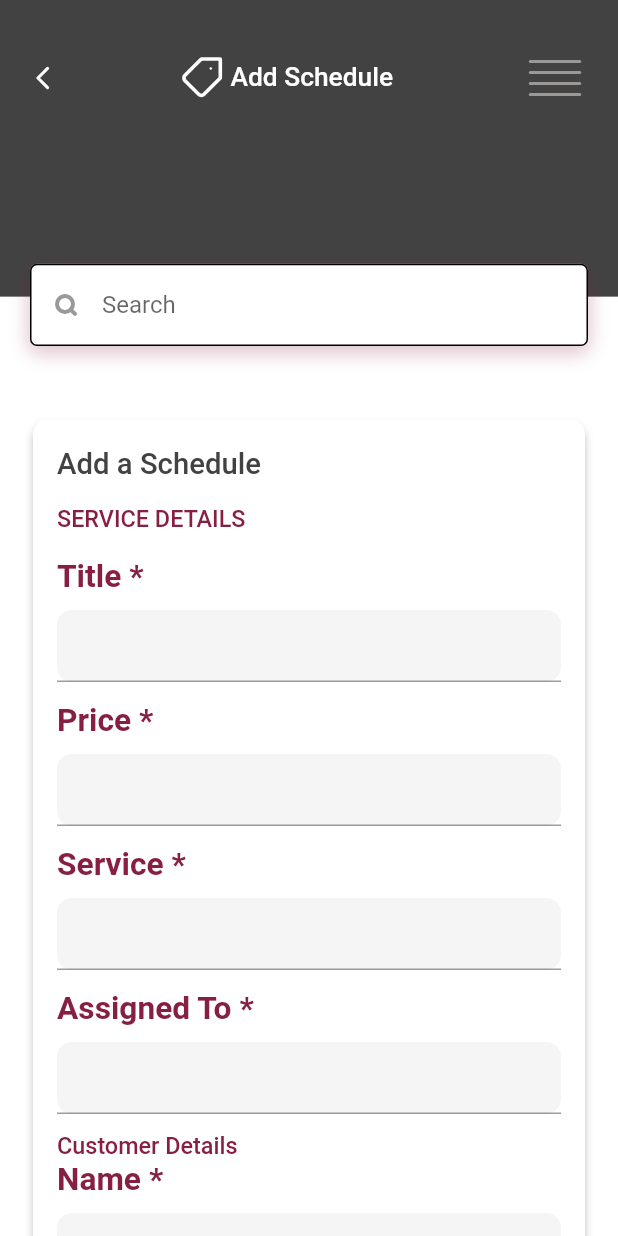
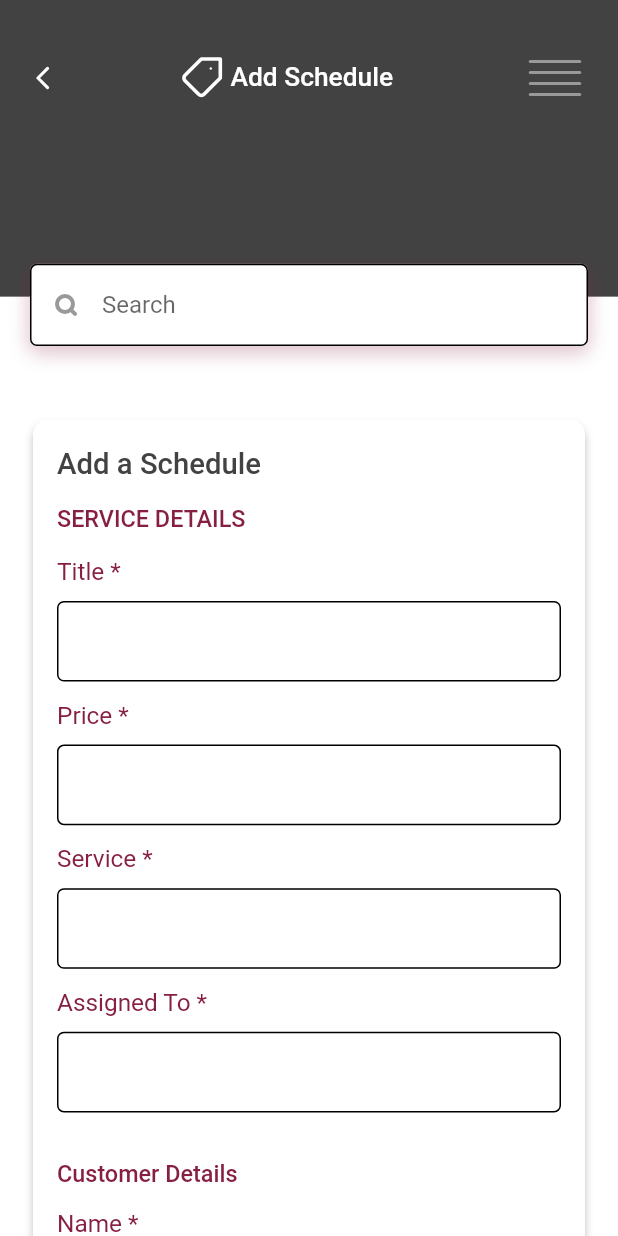
Before and after one commit to henryadebayo/credo_appointment_app, a Flutter app: the screen it shows after launch, on a phone screen of 412 x 824 dp. Run offline on Flutter 3.47's test engine with Material 2 defaults, Android fonts, the phone set to English and light mode, and no system bars; our stand-ins replace flutter_screenutil, flutter_svg, get_it, google_fonts.

Commit message:
full codebase refactory ♻✅️

```diff
--- a/lib/UI/schedule_page/create_schedule.dart
+++ b/lib/UI/schedule_page/create_schedule.dart
@@ -1,11 +1,9 @@
+import 'package:credo_appointment_app/UI/schedule_page/widets/form_widget.dart';
 import 'package:credo_appointment_app/utils/extentions/extention.dart';
 import 'package:flutter/material.dart';
-import 'package:flutter_svg/flutter_svg.dart';
 
-import '../../utils/const/app_button.dart';
 import '../../utils/const/app_colors.dart';
 import '../../utils/const/app_sizedBox.dart';
-import '../../utils/dimensions/dimension.dart';
 import '../schedule_page/widets/topCard_widget.dart';
 
 class CreateScheduleScreen extends StatefulWidget {
@@ -30,7 +28,7 @@ class _CreateScheduleScreenState extends State<CreateScheduleScreen> {
               scaler: scaler,
               titleText: "Add Schedule",
             ),
-            VeloxSizedBox(
+            const VeloxSizedBox(
               height: 4,
             ),
             FormBodyWidget(scaler: scaler)
@@ -40,168 +38,3 @@ class _CreateScheduleScreenState extends State<CreateScheduleScreen> {
     );
   }
 }
-
-class FormBodyWidget extends StatelessWidget {
-  const FormBodyWidget({
-    Key? key,
-    required this.scaler,
-  }) : super(key: key);
-
-  final VeloxScaleUtil scaler;
-
-  @override
-  Widget build(BuildContext context) {
-    return Padding(
-      padding: EdgeInsets.fromLTRB(22, 16, 22, 16),
-      child: Container(
-        height: scaler.sizer.setHeight(90),
-        decoration: BoxDecoration(
-            borderRadius: BorderRadius.circular(10),
-            color: VeloxColors.white,
-            boxShadow: [VeloxColors.smallShadow]),
-        child: Padding(
-          padding: EdgeInsets.fromLTRB(16, 18, 16, 14),
-          child: Column(
-            crossAxisAlignment: CrossAxisAlignment.start,
-            children: [
-              Text(
-                'Add a Schedule',
-                style: TextStyle(
-                    color: VeloxColors.restaurantTopColor,
-                    fontWeight: FontWeight.w500,
-                    fontSize: scaler.fontSizer.sp(60)),
-              ),
-              VeloxSizedBox(height: 2),
-              Text(
-                'SERVICE DETAILS',
-                style: TextStyle(
-                    color: VeloxColors.restaurantTopButton,
-                    fontWeight: FontWeight.w500,
-                    fontSize: scaler.fontSizer.sp(48)),
-              ),
-              VeloxSizedBox(height: 2),
-              CustomTextField(
-                  scaler: scaler,
-                  hint: '',
-                  fieldLabel: 'Title *',
-                  hasPrefixIcon: false),
-              CustomTextField(
-                  scaler: scaler,
-                  hint: '',
-                  fieldLabel: 'Price *',
-                  hasPrefixIcon: false),
-              CustomTextField(
-                  scaler: scaler,
-                  hint: '',
-                  fieldLabel: 'Service *',
-                  hasPrefixIcon: false),
-              CustomTextField(
-                  scaler: scaler,
-                  hint: '',
-                  fieldLabel: 'Assigned To *',
-                  hasPrefixIcon: false),
-              Text(
-                'Customer Details',
-                style: TextStyle(
-                    color: VeloxColors.restaurantTopButton,
-                    fontWeight: FontWeight.w500,
-                    fontSize: scaler.fontSizer.sp(48)),
-              ),
-              CustomTextField(
-                  scaler: scaler,
-                  hint: '',
-                  fieldLabel: 'Name *',
-                  hasPrefixIcon: false),
-              CustomTextField(
-                  scaler: scaler,
-                  hint: '',
-                  fieldLabel: 'Phone *',
-                  hasPrefixIcon: false),
-              CustomTextField(
-                  scaler: scaler,
-                  hint: '',
-                  fieldLabel: 'Email *',
-                  hasPrefixIcon: false),
-              CustomTextField(
-                  scaler: scaler,
-                  hint: '',
-                  fieldLabel: 'Title *',
-                  hasPrefixIcon: false),
-              VeloxSizedBox(
-                height: 3.5,
-              ),
-              Row(
-                mainAxisAlignment: MainAxisAlignment.spaceBetween,
-                children: [
-                  Expanded(
-                      child: VeloxButton(
-                          color: VeloxColors.white,
-                          textColor: VeloxColors.restaurantTopButton,
-                          text: 'Cancel',
-                          onPressed: () {})),
-                  Expanded(child: VeloxButton(text: 'Done', onPressed: () {})),
-                ],
-              )
-            ],
-          ),
-        ),
-      ),
-    );
-  }
-}
-
-class CustomTextField extends StatelessWidget {
-  const CustomTextField(
-      {Key? key,
-      required this.scaler,
-      required this.hint,
-      required this.fieldLabel,
-      this.prefixIconString,
-      required this.hasPrefixIcon,
-      this.inputType = TextInputType.number})
-      : super(key: key);
-
-  final VeloxScaleUtil scaler;
-  final String hint;
-  final String fieldLabel;
-  final String? prefixIconString;
-  final bool hasPrefixIcon;
-  final TextInputType inputType;
-
-  @override
-  Widget build(BuildContext context) {
-    return Column(
-      crossAxisAlignment: CrossAxisAlignment.start,
-      children: [
-        Text(
-          fieldLabel,
-          style: TextStyle(
-              color: VeloxColors.restaurantTopButton,
-              fontWeight: FontWeight.w600,
-              fontSize: scaler.fontSizer.sp(65)),
-        ),
-        Container(
-          margin: EdgeInsets.only(top: 10, bottom: 13),
-          decoration: BoxDecoration(
-              borderRadius: BorderRadius.circular(10),
-              color: VeloxColors.dropDownColor),
-          child: TextField(
-            keyboardType: inputType,
-            decoration: InputDecoration(
-                prefixIcon: hasPrefixIcon
-                    ? SvgPicture.asset(
-                        prefixIconString ?? '',
-                        fit: BoxFit.scaleDown,
-                      )
-                    : null,
-                hintText: hint,
-                hintStyle: TextStyle(color: Color.fromRGBO(149, 147, 147, 1)),
-                focusedBorder: OutlineInputBorder(
-                  borderSide: BorderSide(color: VeloxColors.restaurantTopColor),
-                )),
-          ),
-        ),
-      ],
-    );
-  }
-}
--- /dev/null
+++ b/lib/UI/schedule_page/widets/form_widget.dart
@@ -0,0 +1,222 @@
+import 'package:flutter/cupertino.dart';
+import 'package:flutter/material.dart';
+import 'package:flutter_screenutil/flutter_screenutil.dart';
+import 'package:flutter_svg/svg.dart';
+
+import '../../../utils/const/app_button.dart';
+import '../../../utils/const/app_colors.dart';
+import '../../../utils/const/app_sizedBox.dart';
+import '../../../utils/dimensions/dimension.dart';
+
+class FormBodyWidget extends StatelessWidget {
+  const FormBodyWidget({
+    Key? key,
+    required this.scaler,
+  }) : super(key: key);
+
+  final VeloxScaleUtil scaler;
+
+  @override
+  Widget build(BuildContext context) {
+    return Padding(
+      padding: const EdgeInsets.fromLTRB(22, 16, 22, 16),
+      child: Container(
+        height: scaler.sizer.setHeight(150),
+        decoration: BoxDecoration(
+            borderRadius: BorderRadius.circular(10),
+            color: VeloxColors.white,
+            boxShadow: [VeloxColors.smallShadow]),
+        child: Padding(
+          padding: const EdgeInsets.fromLTRB(16, 18, 16, 14),
+          child: Column(
+            crossAxisAlignment: CrossAxisAlignment.start,
+            children: [
+              Text(
+                'Add a Schedule',
+                style: TextStyle(
+                    color: VeloxColors.restaurantTopColor,
+                    fontWeight: FontWeight.w500,
+                    fontSize: scaler.fontSizer.sp(60)),
+              ),
+              const VeloxSizedBox(height: 2),
+              Text(
+                'SERVICE DETAILS',
+                style: TextStyle(
+                    color: VeloxColors.restaurantTopButton,
+                    fontWeight: FontWeight.w500,
+                    fontSize: scaler.fontSizer.sp(48)),
+              ),
+              const VeloxSizedBox(height: 2),
+              CustomTextField(
+                  scaler: scaler,
+                  hint: '',
+                  fieldLabel: 'Title *',
+                  hasPrefixIcon: false),
+              CustomTextField(
+                  scaler: scaler,
+                  hint: '',
+                  fieldLabel: 'Price *',
+                  hasPrefixIcon: false),
+              CustomTextField(
+                  scaler: scaler,
+                  hint: '',
+                  fieldLabel: 'Service *',
+                  hasPrefixIcon: false),
+              CustomTextField(
+                  scaler: scaler,
+                  hint: '',
+                  fieldLabel: 'Assigned To *',
+                  hasPrefixIcon: false),
+              SizedBox(
+                height: 16.0.h,
+              ),
+              Text(
+                'Customer Details',
+                style: TextStyle(
+                    color: VeloxColors.restaurantTopButton,
+                    fontWeight: FontWeight.w500,
+                    fontSize: scaler.fontSizer.sp(48)),
+              ),
+              SizedBox(
+                height: 12.0.h,
+              ),
+              CustomTextField(
+                  scaler: scaler,
+                  hint: '',
+                  fieldLabel: 'Name *',
+                  hasPrefixIcon: false),
+              CustomTextField(
+                  scaler: scaler,
+                  hint: '',
+                  fieldLabel: 'Phone *',
+                  hasPrefixIcon: false),
+              CustomTextField(
+                  scaler: scaler,
+                  hint: '',
+                  fieldLabel: 'Email *',
+                  hasPrefixIcon: false),
+              CustomTextField(
+                  scaler: scaler,
+                  hint: '',
+                  fieldLabel: 'Title *',
+                  hasPrefixIcon: false),
+              const VeloxSizedBox(
+                height: 3.5,
+              ),
+              Row(
+                mainAxisAlignment: MainAxisAlignment.spaceBetween,
+                children: [
+                  Expanded(
+                      child: VeloxButton(
+                          color: VeloxColors.white,
+                          textColor: VeloxColors.restaurantTopButton,
+                          text: 'Cancel',
+                          onPressed: () {})),
+                  Expanded(child: VeloxButton(text: 'Done', onPressed: () {})),
+                ],
+              )
+            ],
+          ),
+        ),
+      ),
+    );
+  }
+}
+
+class CustomTextField extends StatelessWidget {
+  const CustomTextField(
+      {Key? key,
+      required this.scaler,
+      required this.hint,
+      required this.fieldLabel,
+      this.prefixIconString,
+      required this.hasPrefixIcon,
+      this.inputType = TextInputType.number})
+      : super(key: key);
+
+  final VeloxScaleUtil scaler;
+  final String hint;
+  final String fieldLabel;
+  final String? prefixIconString;
+  final bool hasPrefixIcon;
+  final TextInputType inputType;
+
+  @override
+  Widget build(BuildContext context) {
+    return Column(
+      crossAxisAlignment: CrossAxisAlignment.start,
+      children: [
+        Text(
+          fieldLabel,
+          style: TextStyle(
+              color: VeloxColors.restaurantTopButton,
+              fontSize: scaler.fontSizer.sp(50)),
+        ),
+        Container(
+          margin: const EdgeInsets.only(top: 10, bottom: 13),
+          decoration: BoxDecoration(
+              borderRadius: BorderRadius.circular(10),
+              color: VeloxColors.dropDownColor),
+          child: SizedBox(
+            height: 45.0.h,
+            child: TextFormField(
+                decoration: InputDecoration(
+                  disabledBorder: OutlineInputBorder(
+                    borderRadius: BorderRadius.circular(4.0.r),
+                    borderSide: const BorderSide(color: Colors.white),
+                  ),
+                  fillColor: Colors.white,
+                  filled: true,
+                  border: OutlineInputBorder(
+                    borderRadius: BorderRadius.circular(8.0.r),
+                    borderSide: const BorderSide(
+                      color: Colors.white,
+                    ),
+                  ),
+                  enabledBorder: OutlineInputBorder(
+                    borderRadius: BorderRadius.circular(4.0.r),
+                    borderSide: const BorderSide(color: Colors.black),
+                  ),
+                  contentPadding: EdgeInsets.symmetric(
+                    horizontal: 19.w,
+                    vertical: 15.h,
+                  ),
+                  prefixIcon: hasPrefixIcon
+                      ? SvgPicture.asset(
+                          prefixIconString ?? '',
+                          fit: BoxFit.scaleDown,
+                        )
+                      : null,
+                  hintText: hint,
+                ),
+                onSaved: (String? lastName) {},
+                validator: (String? lastName) {
+                  if (lastName!.isEmpty) {
+                    String errorMessage;
+                    errorMessage = "please fill in your last name";
+                    return errorMessage;
+                  }
+                }),
+          ),
+
+          // TextField(
+          //   keyboardType: inputType,
+          //   decoration: InputDecoration(
+          //       prefixIcon: hasPrefixIcon
+          //           ? SvgPicture.asset(
+          //               prefixIconString ?? '',
+          //               fit: BoxFit.scaleDown,
+          //             )
+          //           : null,
+          //       hintText: hint,
+          //       hintStyle:
+          //           TextStyle(color: const Color.fromRGBO(149, 147, 147, 1)),
+          //       focusedBorder: OutlineInputBorder(
+          //         borderSide: BorderSide(color: VeloxColors.restaurantTopColor),
+          //       )),
+          // ),
+        ),
+      ],
+    );
+  }
+}
```
